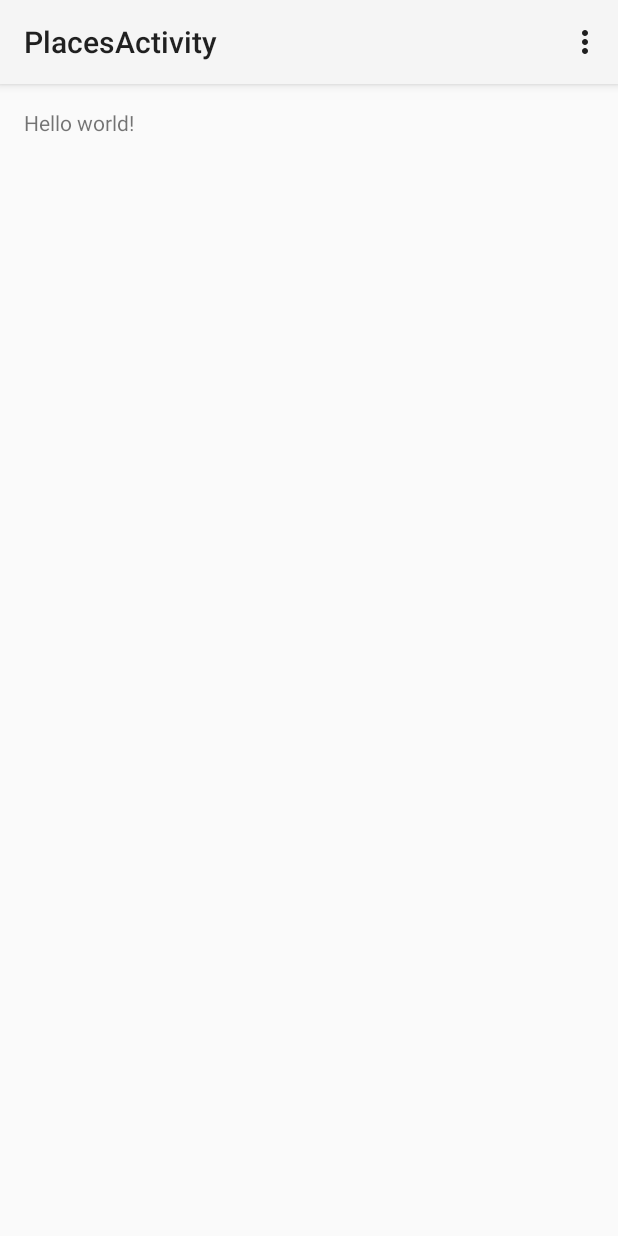
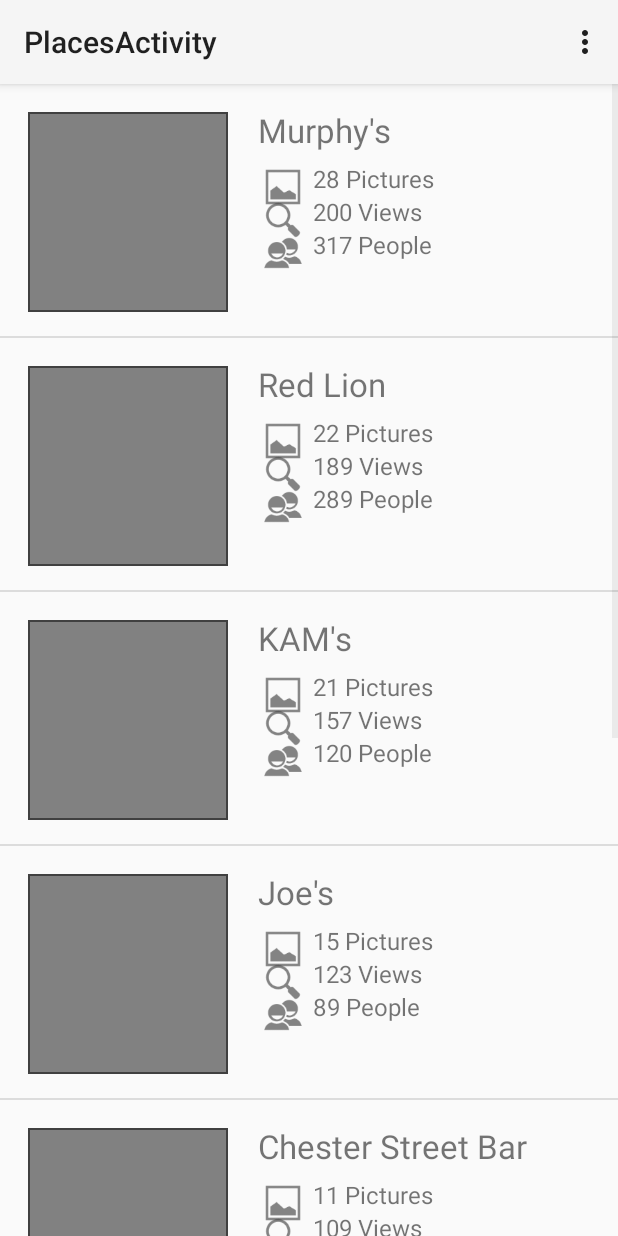
Before and after one commit to arodski/HeatMapp, an Android app: the PlacesActivity screen opened directly, with no data from a screen before it, on a phone screen of 412 x 824 dp. Run offline under Robolectric (Android 15) with nearby library versions, the phone set to English and light mode, and no system bars.

Commit message:
Task 2 structure designed using simulated data

```diff
--- /dev/null
+++ b/app/src/main/java/com/wedevjs/heatmapp/CustomListViewAdapter.java
@@ -0,0 +1,46 @@
+package com.wedevjs.heatmapp;
+
+import android.app.Activity;
+import android.view.LayoutInflater;
+import android.view.View;
+import android.view.ViewGroup;
+import android.widget.ArrayAdapter;
+import android.widget.TextView;
+
+import java.util.ArrayList;
+
+/**
+ * Created by marco on 11/10/14.
+ */
+public class CustomListViewAdapter extends ArrayAdapter<String>  {
+
+    Activity context;
+    ArrayList<String> name;
+    ArrayList<String> pictures;
+    ArrayList<String> views;
+    ArrayList<String> people;
+
+    public CustomListViewAdapter(Activity context, ArrayList<String> name, ArrayList<String> pictures, ArrayList<String> views, ArrayList<String> people) {
+        super(context, R.layout.place_item, name);
+        this.context = context;
+        this.name = name;
+        this.pictures = pictures;
+        this.views = views;
+        this.people = people;
+    }
+
+    @Override
+    public View getView(int position, View view, ViewGroup parent) {
+        LayoutInflater inflater = context.getLayoutInflater();
+        View rowView = inflater.inflate(R.layout.place_item, null, true);
+        TextView txt_name = (TextView) rowView.findViewById(R.id.name_label);
+        TextView txt_pictures = (TextView) rowView.findViewById(R.id.pictures_number_label);
+        TextView txt_views = (TextView) rowView.findViewById(R.id.views_number_label);
+        TextView txt_people = (TextView) rowView.findViewById(R.id.people_number_label);
+        txt_name.setText(name.get(position));
+        txt_pictures.setText(pictures.get(position));
+        txt_views.setText(views.get(position));
+        txt_people.setText(people.get(position));
+        return rowView;
+    }
+}
--- a/app/src/main/java/com/wedevjs/heatmapp/MapActivity.java
+++ b/app/src/main/java/com/wedevjs/heatmapp/MapActivity.java
@@ -1,22 +1,17 @@
 package com.wedevjs.heatmapp;
 
+import android.app.ActionBar;
 import android.app.Activity;
-
-import android.app.ActionBar;
 import android.app.Fragment;
 import android.app.FragmentManager;
-import android.content.Context;
-import android.os.Build;
+import android.content.Intent;
 import android.os.Bundle;
-import android.view.Gravity;
+import android.support.v4.widget.DrawerLayout;
 import android.view.LayoutInflater;
 import android.view.Menu;
 import android.view.MenuItem;
 import android.view.View;
 import android.view.ViewGroup;
-import android.support.v4.widget.DrawerLayout;
-import android.widget.ArrayAdapter;
-import android.widget.TextView;
 
 
 public class MapActivity extends Activity
@@ -103,6 +98,12 @@ public class MapActivity extends Activity
             return true;
         }
 
+        if (id == R.id.action_example) {
+            Intent intent = new Intent(this, PlacesActivity.class);
+            startActivity(intent);
+            return true;
+        }
+
         return super.onOptionsItemSelected(item);
     }
 
--- a/app/src/main/java/com/wedevjs/heatmapp/PlacesActivity.java
+++ b/app/src/main/java/com/wedevjs/heatmapp/PlacesActivity.java
@@ -4,14 +4,43 @@ import android.app.Activity;
 import android.os.Bundle;
 import android.view.Menu;
 import android.view.MenuItem;
+import android.view.View;
+import android.widget.AdapterView;
+import android.widget.ListView;
+
+import java.util.ArrayList;
+import java.util.Arrays;
 
 
 public class PlacesActivity extends Activity {
+
+    ArrayList<String> name = new ArrayList<String>();
+    ArrayList<String> pictures = new ArrayList<String>();
+    ArrayList<String> views = new ArrayList<String>();
+    ArrayList<String> people = new ArrayList<String>();
+    ListView listView;
+    CustomListViewAdapter adapter;
 
     @Override
     protected void onCreate(Bundle savedInstanceState) {
         super.onCreate(savedInstanceState);
         setContentView(R.layout.activity_places);
+
+        name.addAll(Arrays.asList(getResources().getStringArray(R.array.name)));
+        pictures.addAll(Arrays.asList(getResources().getStringArray(R.array.pictures)));
+        views.addAll(Arrays.asList(getResources().getStringArray(R.array.views)));
+        people.addAll(Arrays.asList(getResources().getStringArray(R.array.people)));
+
+        adapter = new CustomListViewAdapter(this, name, pictures, views, people);
+        listView = (ListView) findViewById(R.id.list);
+        listView.setAdapter(adapter);
+        listView.setOnItemClickListener(new AdapterView.OnItemClickListener() {
+            @Override
+            public void onItemClick(AdapterView<?> parent, View view, int position, long id) {
+//                Intent intent = new Intent(this, PicturesActivity.class);
+//                startActivity(intent);
+            }
+        });
     }
 
 
--- /dev/null
+++ b/app/src/main/res/drawable-hdpi/image_background.xml
@@ -0,0 +1,7 @@
+<?xml version="1.0" encoding="UTF-8"?>
+<shape xmlns:android="http://schemas.android.com/apk/res/android">
+    <solid android:color="#ff818181" />
+    <stroke android:width="1dp" android:color="#404040" />
+    <padding android:left="1dp" android:top="1dp" android:right="1dp"
+        android:bottom="1dp" />
+</shape>
--- a/app/src/main/res/layout/activity_places.xml
+++ b/app/src/main/res/layout/activity_places.xml
@@ -2,15 +2,13 @@
     xmlns:tools="http://schemas.android.com/tools"
     android:layout_width="match_parent"
     android:layout_height="match_parent"
-    android:paddingLeft="@dimen/activity_horizontal_margin"
-    android:paddingRight="@dimen/activity_horizontal_margin"
-    android:paddingTop="@dimen/activity_vertical_margin"
-    android:paddingBottom="@dimen/activity_vertical_margin"
+
     tools:context="com.wedevjs.heatmapp.PlacesActivity">
 
-    <TextView
-        android:text="@string/hello_world"
-        android:layout_width="wrap_content"
-        android:layout_height="wrap_content" />
+    <ListView
+        android:id="@+id/list"
+        android:layout_width="match_parent"
+        android:layout_height="wrap_content"
+        />
 
 </RelativeLayout>
--- /dev/null
+++ b/app/src/main/res/layout/place_item.xml
@@ -0,0 +1,131 @@
+<?xml version="1.0" encoding="utf-8"?>
+
+<RelativeLayout xmlns:android="http://schemas.android.com/apk/res/android"
+    xmlns:tools="http://schemas.android.com/tools"
+    android:layout_width="match_parent"
+    android:layout_height="match_parent"
+    android:paddingLeft="@dimen/activity_horizontal_margin"
+    android:paddingRight="@dimen/activity_horizontal_margin"
+    android:paddingTop="@dimen/activity_vertical_margin"
+    android:paddingBottom="@dimen/activity_vertical_margin"
+    tools:context="com.wedevjs.heatmapp.PlacesActivity">
+
+    <ImageView
+        android:id="@+id/place_last_picture"
+        android:layout_width="200px"
+        android:layout_height="200px"
+        android:layout_marginLeft="4px"
+        android:layout_marginRight="30px"
+        android:layout_marginTop="4px"
+        android:layout_alignParentLeft="true"
+        android:background="@drawable/image_background">
+        <!--android:src="@drawable/ic_launcher" >-->
+    </ImageView>
+
+    <TextView
+        android:id="@+id/name_label"
+        android:layout_toRightOf="@id/place_last_picture"
+        android:layout_width="wrap_content"
+        android:layout_height="wrap_content"
+        android:layout_marginBottom="10px"
+        android:text="Name"
+        android:textSize="22sp" >
+    </TextView>
+
+    <ImageView
+        android:id="@+id/pictures_icon"
+        android:layout_width="50px"
+        android:layout_height="50px"
+        android:layout_marginLeft="0px"
+        android:layout_marginRight="5px"
+        android:layout_marginTop="0px"
+        android:layout_toRightOf="@id/place_last_picture"
+        android:layout_below="@id/name_label"
+        android:src="@drawable/ic_pictures" >
+    </ImageView>
+
+    <TextView
+        android:id="@+id/pictures_number_label"
+        android:layout_toRightOf="@id/pictures_icon"
+        android:layout_below="@id/name_label"
+        android:layout_width="wrap_content"
+        android:layout_height="wrap_content"
+        android:text="0"
+        android:textSize="16sp" >
+    </TextView>
+
+    <TextView
+        android:id="@+id/pictures_label"
+        android:layout_toRightOf="@id/pictures_number_label"
+        android:layout_below="@id/name_label"
+        android:layout_width="wrap_content"
+        android:layout_height="wrap_content"
+        android:text=" Pictures"
+        android:textSize="16sp" >
+    </TextView>
+
+    <ImageView
+        android:id="@+id/views_icon"
+        android:layout_width="50px"
+        android:layout_height="50px"
+        android:layout_marginLeft="0px"
+        android:layout_marginRight="5px"
+        android:layout_marginTop="0px"
+        android:layout_toRightOf="@id/place_last_picture"
+        android:layout_below="@id/pictures_label"
+        android:src="@drawable/ic_views" >
+    </ImageView>
+
+    <TextView
+        android:id="@+id/views_number_label"
+        android:layout_toRightOf="@id/views_icon"
+        android:layout_below="@id/pictures_label"
+        android:layout_width="wrap_content"
+        android:layout_height="wrap_content"
+        android:text="0"
+        android:textSize="16sp" >
+    </TextView>
+
+    <TextView
+        android:id="@+id/views_label"
+        android:layout_toRightOf="@id/views_number_label"
+        android:layout_below="@id/pictures_label"
+        android:layout_width="wrap_content"
+        android:layout_height="wrap_content"
+        android:text=" Views"
+        android:textSize="16sp" >
+    </TextView>
+
+    <ImageView
+        android:id="@+id/people_icon"
+        android:layout_width="50px"
+        android:layout_height="50px"
+        android:layout_marginLeft="0px"
+        android:layout_marginRight="5px"
+        android:layout_marginTop="0px"
+        android:layout_toRightOf="@id/place_last_picture"
+        android:layout_below="@id/views_label"
+        android:src="@drawable/ic_people" >
+    </ImageView>
+
+    <TextView
+        android:id="@+id/people_number_label"
+        android:layout_toRightOf="@id/people_icon"
+        android:layout_below="@id/views_label"
+        android:layout_width="wrap_content"
+        android:layout_height="wrap_content"
+        android:text="0"
+        android:textSize="16sp" >
+    </TextView>
+
+    <TextView
+        android:id="@+id/people_label"
+        android:layout_toRightOf="@id/people_number_label"
+        android:layout_below="@id/views_label"
+        android:layout_width="wrap_content"
+        android:layout_height="wrap_content"
+        android:text=" People"
+        android:textSize="16sp" >
+    </TextView>
+
+</RelativeLayout>
--- /dev/null
+++ b/app/src/main/res/values/place_list_data.xml
@@ -0,0 +1,46 @@
+<?xml version="1.0" encoding="utf-8"?>
+<resources>
+    <string-array name="name">
+        <item>Murphy\'s </item>
+        <item>Red Lion</item>
+        <item>KAM\'s</item>
+        <item>Joe\'s</item>
+        <item>Chester Street Bar</item>
+        <item>Legends</item>
+        <item>Papa D\'s</item>
+        <item>Cowboy Monkey</item>
+    </string-array>
+
+    <string-array name="pictures">
+        <item>28</item>
+        <item>22</item>
+        <item>21</item>
+        <item>15</item>
+        <item>11</item>
+        <item>10</item>
+        <item>7</item>
+        <item>2</item>
+    </string-array>
+
+    <string-array name="views">
+        <item>200</item>
+        <item>189</item>
+        <item>157</item>
+        <item>123</item>
+        <item>109</item>
+        <item>97</item>
+        <item>61</item>
+        <item>48</item>
+    </string-array>
+
+    <string-array name="people">
+        <item>317</item>
+        <item>289</item>
+        <item>120</item>
+        <item>89</item>
+        <item>47</item>
+        <item>38</item>
+        <item>29</item>
+        <item>13</item>
+    </string-array>
+</resources>
```
Also changed, not shown: app/src/main/ic_launcher-web.png (added), app/src/main/res/drawable-hdpi/ic_launcher.png, app/src/main/res/drawable-mdpi/ic_launcher.png, app/src/main/res/drawable-xhdpi/ic_launcher.png, app/src/main/res/drawable-xhdpi/ic_people.png (added), app/src/main/res/drawable-xhdpi/ic_pictures.png (added), app/src/main/res/drawable-xhdpi/ic_views.png (added), app/src/main/res/drawable-xxhdpi/ic_launcher.png, 1 other file.
